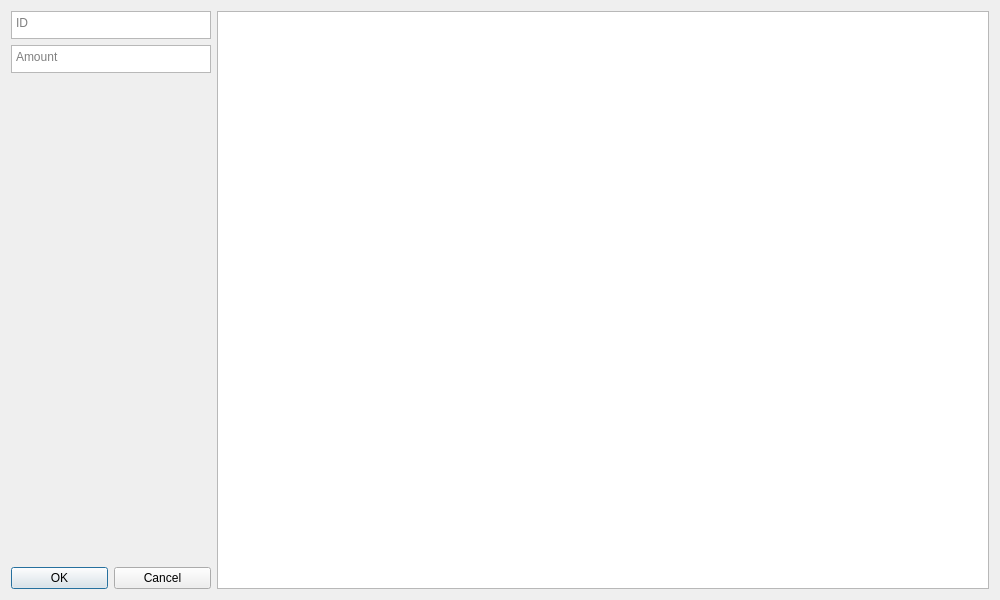
mzsuetam/fppShoplist, file addnewitem.ui: the form before one commit.
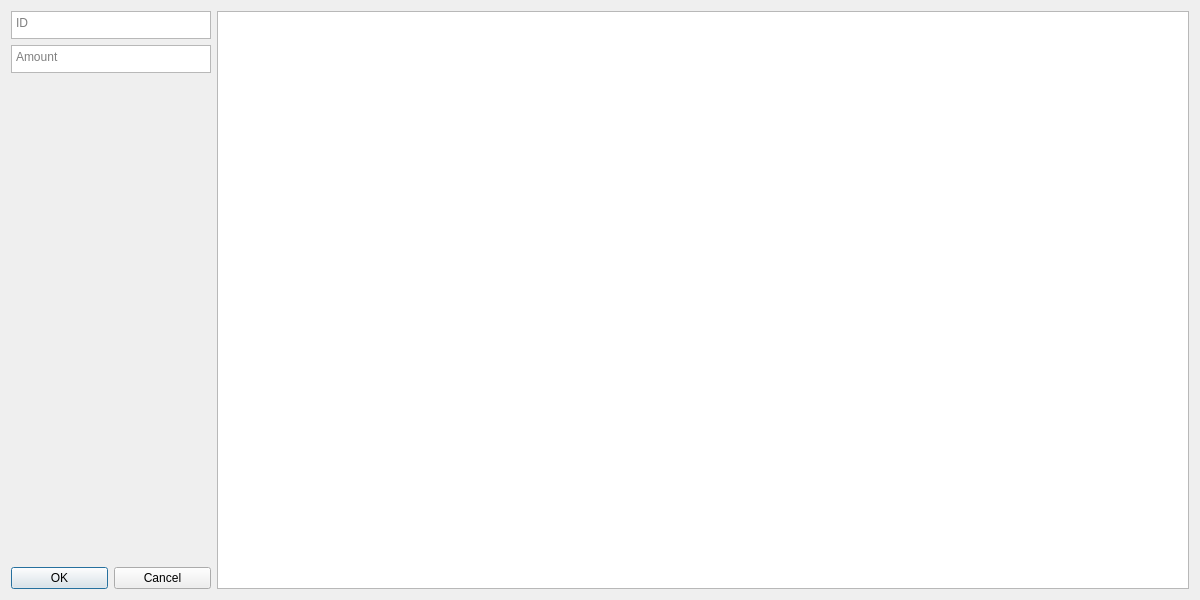
The form after the commit. Icons and pictures are not drawn.

Diff of the .ui file:
```diff
--- a/addnewitem.ui
+++ b/addnewitem.ui
@@ -6,7 +6,7 @@
    <rect>
     <x>0</x>
     <y>0</y>
-    <width>1000</width>
+    <width>1200</width>
     <height>600</height>
    </rect>
   </property>
```
